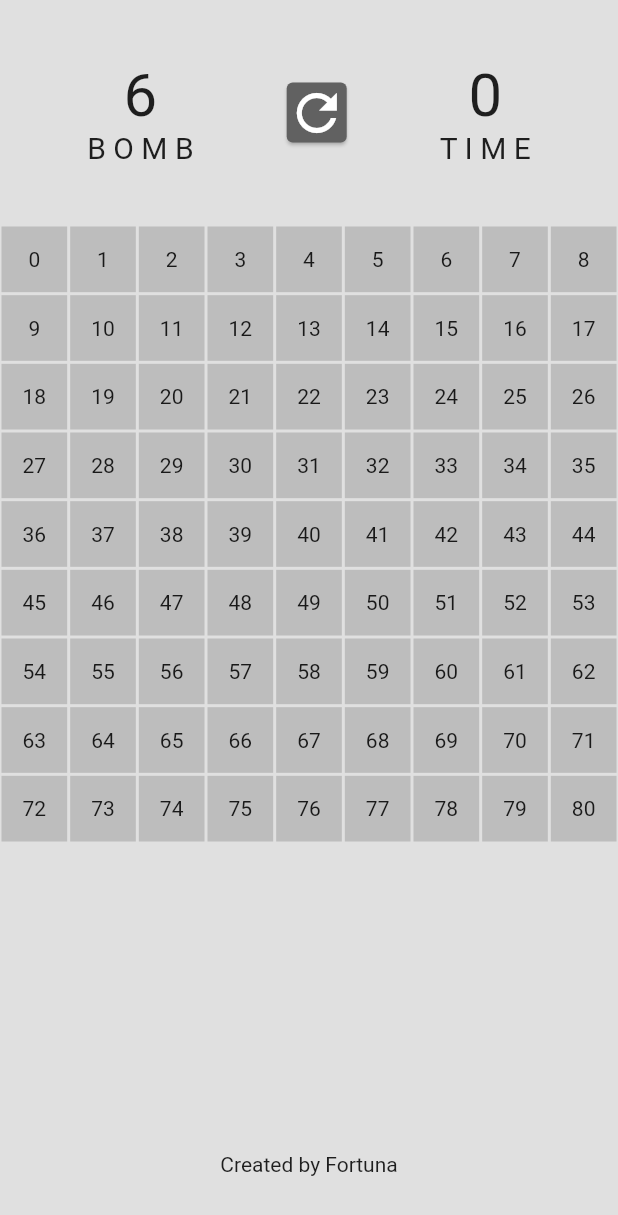
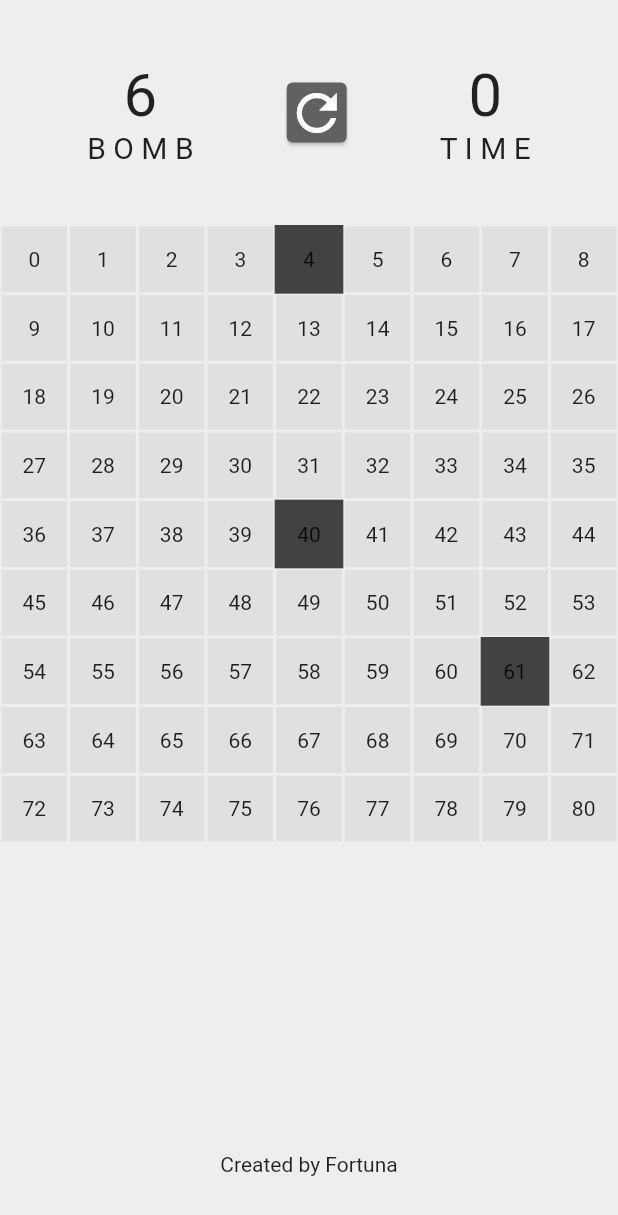
Before and after one commit to paxFortuna/Game-Mine-Sweeper, a Flutter app: the screen it shows after launch, on a phone screen of 412 x 824 dp. Shown: the top 1215 px of the screen. Run offline on Flutter 3.47's test engine with Material 2 defaults, Android fonts, the phone set to English and light mode, and no system bars.

Commit message:
myBomb & myNumberBox

```diff
--- a/lib/bomb.dart
+++ b/lib/bomb.dart
@@ -0,0 +1,20 @@
+import 'package:flutter/material.dart';
+
+class MyBomb extends StatelessWidget {
+  final child;
+  bool revealed;
+  final function;
+
+  MyBomb({Key? key, this.child, required this.revealed, this.function}) : super(key: key);
+
+  @override
+  Widget build(BuildContext context) {
+    return GestureDetector(
+      onTap: function,
+      child: Container(
+        color: Colors.grey[800],
+        child: Center(child: Text(child.toString())),
+      ),
+    );
+  }
+}
--- a/lib/home_page.dart
+++ b/lib/home_page.dart
@@ -1,4 +1,5 @@
 import 'package:flutter/material.dart';
+import 'package:game_mine_sweeper/bomb.dart';
 import 'package:game_mine_sweeper/number_box.dart';
 
 class HomePage extends StatefulWidget {
@@ -12,12 +13,15 @@ class _HomePageState extends State<HomePage> {
   // variables
   int numberOfSquares = 9 * 9;
   int numberInEachRow = 9;
+
   // [number of bombs around, revealed=true/false]
-  var squareStatus =[];
+  var squareStatus = [];
 
   // bomb locations
   final List<int> bombLocation = [
-    4, 40, 61,
+    4,
+    40,
+    61,
   ];
 
   @override
@@ -25,7 +29,7 @@ class _HomePageState extends State<HomePage> {
     super.initState();
 
     // initially, each square has 0 bombs around, and is not revealed
-    for (int i = 0; i<numberOfSquares; i++){
+    for (int i = 0; i < numberOfSquares; i++) {
       squareStatus.add([0, false]);
     }
   }
@@ -33,7 +37,7 @@ class _HomePageState extends State<HomePage> {
   @override
   Widget build(BuildContext context) {
     return Scaffold(
-      backgroundColor: Colors.grey[300],
+      backgroundColor: Colors.grey[200],
       body: SafeArea(
         child: Column(
           children: [
@@ -87,11 +91,24 @@ class _HomePageState extends State<HomePage> {
                   ),
                   itemCount: numberOfSquares,
                   itemBuilder: (context, index) {
+                    if (bombLocation.contains(index)) {
+                      return MyBomb(
+                        revealed: squareStatus[index][1],
+                        child: index,
+                        function: () {
+                          // player tapped the bomb, so player loses
+                        },
+                      );
+                    } else {
                       return MyNumberBox(
+                        revealed: squareStatus[index][1],
                         child: index,
+                        function: () {
+                          // reveal current box
+                        }
                       );
-                },
-              ),
+                    }
+                  }),
             ),
 
             // branding
--- a/lib/number_box.dart
+++ b/lib/number_box.dart
@@ -2,15 +2,21 @@ import 'package:flutter/material.dart';
 
 class MyNumberBox extends StatelessWidget {
   final child;
-  const MyNumberBox({Key? key, this.child}) : super(key: key);
+  bool revealed;
+  final function;
+
+  MyNumberBox({Key? key, this.child, required this.revealed, this.function}) : super(key: key);
 
   @override
   Widget build(BuildContext context) {
     return Padding(
       padding: const EdgeInsets.all(1.0),
-      child: Container(
-        color: Colors.grey[400],
-        child: Center(child: Text(child.toString())),
+      child: GestureDetector(
+        onTap: function,
+        child: Container(
+          color: revealed ? Colors.grey[400] : Colors.grey[300],
+          child: Center(child: Text(child.toString())),
+        ),
       ),
     );
   }
```
Lines whose indentation alone changed are shown as unchanged.
